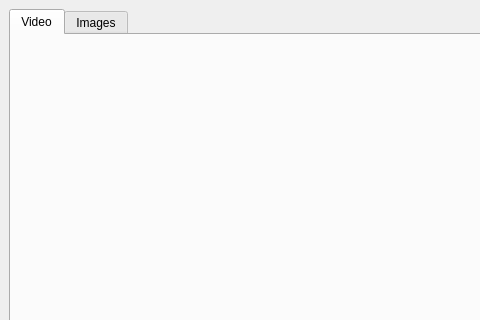
Above: source/aicamgui/mainwindow.ui from chriamue/ai_cam before the change; both pictures show x 0 to 480 and y 0 to 320 of the 800 by 600 pixel window. Below: the same form after it.
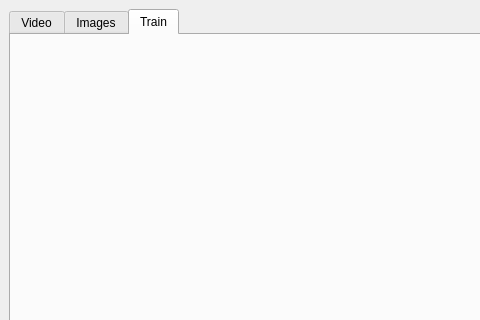
That is the form after the change. The open tabs and pages were chosen to show the change.

Diff of the .ui file:
```diff
--- a/source/aicamgui/mainwindow.ui
+++ b/source/aicamgui/mainwindow.ui
@@ -74,6 +74,16 @@
         </item>
        </layout>
       </widget>
+      <widget class="QWidget" name="tab">
+       <attribute name="title">
+        <string>Train</string>
+       </attribute>
+       <layout class="QGridLayout" name="gridLayout_5">
+        <item row="0" column="0">
+         <layout class="QGridLayout" name="neuralNetLayout"/>
+        </item>
+       </layout>
+      </widget>
      </widget>
     </item>
    </layout>
```
